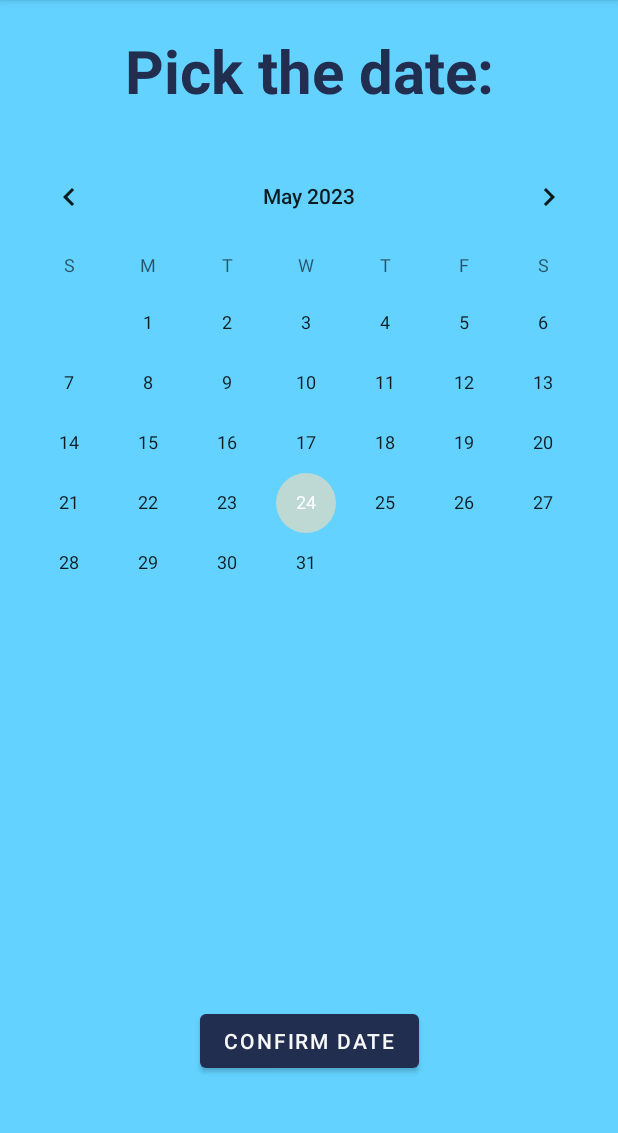
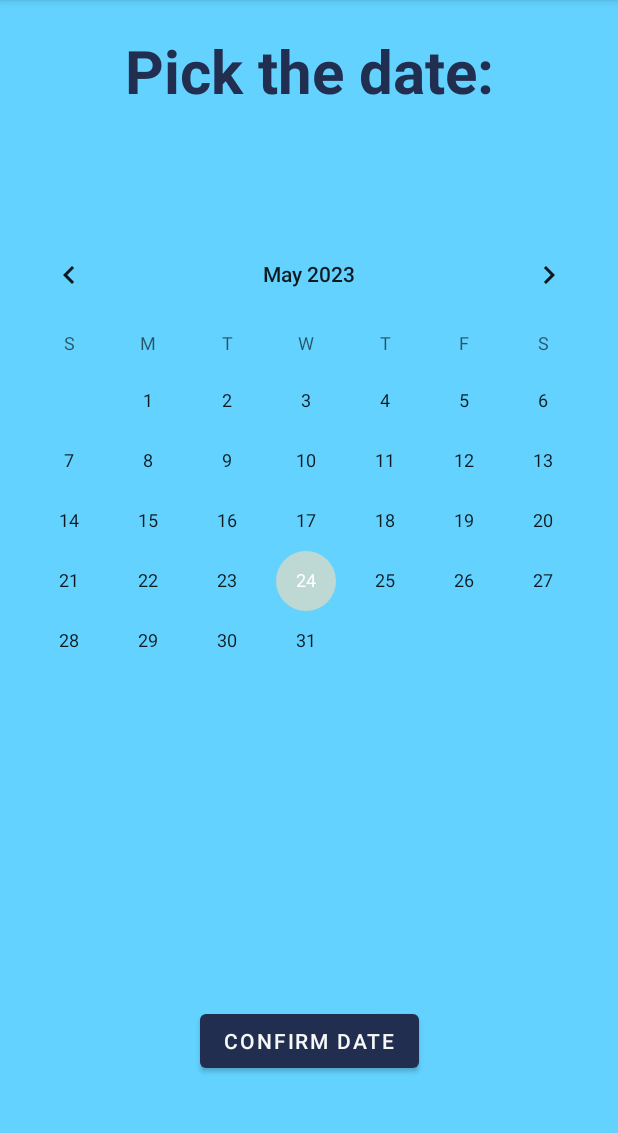
Before and after one commit to michaelcummins1/FinalProject, an Android app: the PickDateFragment screen opened through its navigation route, on a phone screen of 412 x 824 dp, the part 84-1217 px from its top. Run offline under Robolectric (Android 15) with nearby library versions, the phone set to English and light mode, and no system bars; our stand-ins replace Firebase (no records; nobody signed in at launch, a user with empty details on screens opened directly).

Commit message:
refined the deletion of people from events

```diff
--- a/app/src/main/java/com/example/finalproject/ViewEventAdapter.kt
+++ b/app/src/main/java/com/example/finalproject/ViewEventAdapter.kt
@@ -2,15 +2,16 @@ package com.example.finalproject
 
 import android.view.LayoutInflater
 import android.view.ViewGroup
+import androidx.fragment.app.FragmentActivity
 import androidx.recyclerview.widget.RecyclerView
 import com.example.finalproject.databinding.ViewEventItemLayoutBinding
 
-class ViewEventAdapter(val peopleList: List<Int>, val viewModel: EventViewModel, val event: Event) :
+class ViewEventAdapter(val peopleList: List<Int>, val viewModel: EventViewModel, val event: Event, val activity: FragmentActivity?) :
     RecyclerView.Adapter<ViewEventViewHolder>() {
     override fun onCreateViewHolder(parent: ViewGroup, viewType: Int): ViewEventViewHolder {
         val binding =
             ViewEventItemLayoutBinding.inflate(LayoutInflater.from(parent.context), parent, false)
-        return ViewEventViewHolder(binding, viewModel, event, this)
+        return ViewEventViewHolder(binding, viewModel, event, this, activity)
     }
 
     override fun onBindViewHolder(holder: ViewEventViewHolder, position: Int) {
--- a/app/src/main/java/com/example/finalproject/ViewEventFragment.kt
+++ b/app/src/main/java/com/example/finalproject/ViewEventFragment.kt
@@ -32,7 +32,7 @@ class ViewEventFragment : Fragment() {
         binding.eventName.text = selectedEvent.title
         binding.eventDate.text = selectedEvent.date
 
-        val myAdapter = ViewEventAdapter(selectedEvent.people, viewModel, selectedEvent)
+        val myAdapter = ViewEventAdapter(selectedEvent.people, viewModel, selectedEvent, activity)
         binding.viewEventRecycler.adapter = myAdapter
 
         binding.goBackButton1.setOnClickListener{
--- a/app/src/main/res/layout/display_event_item_layout.xml
+++ b/app/src/main/res/layout/display_event_item_layout.xml
@@ -8,7 +8,7 @@
 
     <TextView
         android:id="@+id/eventNameDisplay"
-        android:layout_width="wrap_content"
+        android:layout_width="0dp"
         android:layout_height="wrap_content"
         android:layout_marginStart="30dp"
         android:layout_marginTop="15dp"
@@ -16,6 +16,8 @@
         android:textColor="@color/navy"
         android:textSize="40sp"
         android:textStyle="bold"
+        app:layout_constraintEnd_toStartOf="@+id/trash_button"
+        app:layout_constraintHorizontal_bias="0.0"
         app:layout_constraintStart_toStartOf="parent"
         app:layout_constraintTop_toTopOf="parent" />
 
--- a/app/src/main/res/layout/fragment_pick_date.xml
+++ b/app/src/main/res/layout/fragment_pick_date.xml
@@ -11,8 +11,8 @@
     <CalendarView
         android:id="@+id/calendarView"
         android:layout_width="0dp"
-        android:layout_height="550dp"
-        android:layout_marginTop="15dp"
+        android:layout_height="0dp"
+        android:layout_marginTop="75dp"
         android:layout_marginBottom="15dp"
         app:layout_constraintBottom_toTopOf="@+id/confirm_date"
         app:layout_constraintEnd_toEndOf="parent"
--- a/app/src/main/res/layout/view_event_item_layout.xml
+++ b/app/src/main/res/layout/view_event_item_layout.xml
@@ -8,15 +8,17 @@
 
     <TextView
         android:id="@+id/view_event_name"
-        android:layout_width="wrap_content"
+        android:layout_width="0dp"
         android:layout_height="wrap_content"
+        android:layout_marginStart="30dp"
         android:layout_marginTop="15dp"
         android:layout_marginBottom="15dp"
         android:text="Name"
         android:textColor="@color/navy"
         android:textSize="40sp"
         app:layout_constraintBottom_toTopOf="@id/textView3"
-        app:layout_constraintEnd_toEndOf="parent"
+        app:layout_constraintEnd_toStartOf="@+id/trash_button2"
+        app:layout_constraintHorizontal_bias="0.0"
         app:layout_constraintStart_toStartOf="parent"
         app:layout_constraintTop_toTopOf="parent" />
 
```
Also changed, not shown: app/src/main/java/com/example/finalproject/ViewEventViewHolder.kt (+11 -3 lines).
